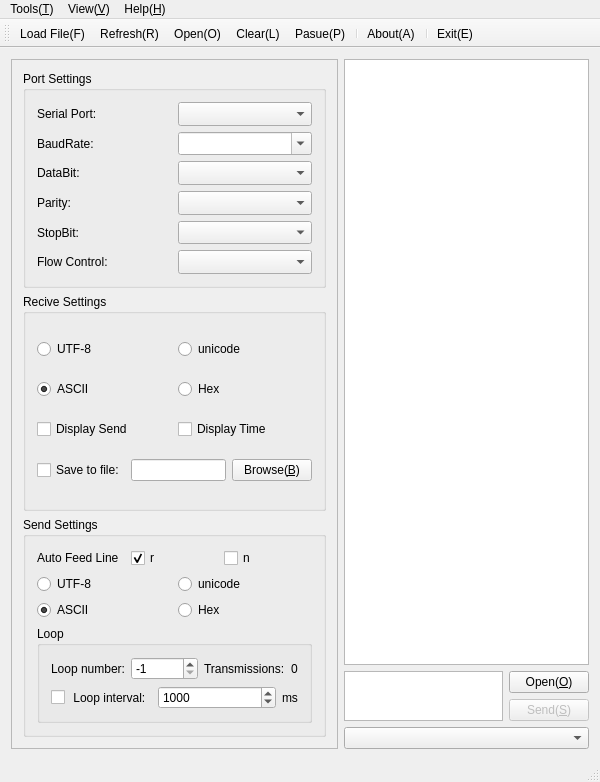
Old version of the form MainWindow.ui in the repository KangLin/SerialPortAssistant.
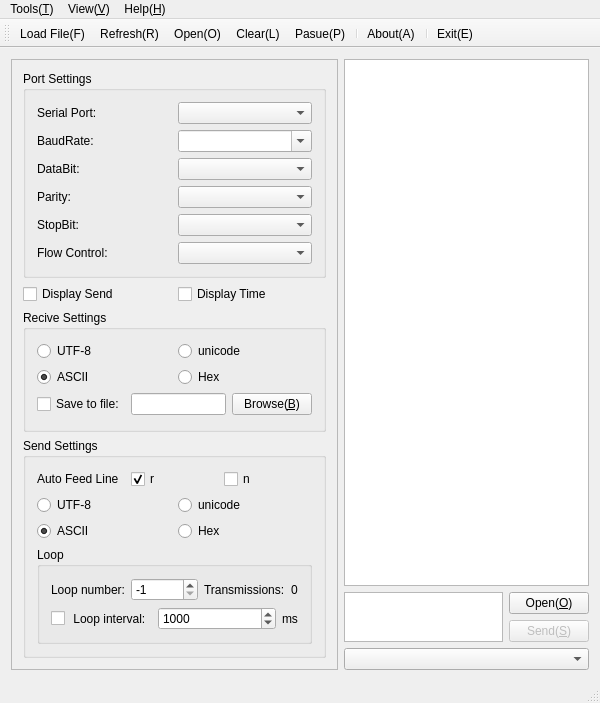
New version of the form. Icons and pictures are not drawn.

Diff of the .ui file:
```diff
--- a/MainWindow.ui
+++ b/MainWindow.ui
@@ -7,7 +7,7 @@
     <x>0</x>
     <y>0</y>
     <width>600</width>
-    <height>782</height>
+    <height>703</height>
    </rect>
   </property>
   <property name="sizePolicy">
@@ -27,6 +27,12 @@
    <layout class="QGridLayout" name="gridLayout_5">
     <item row="0" column="0">
      <widget class="QFrame" name="frmLeftBar">
+      <property name="sizePolicy">
+       <sizepolicy hsizetype="Preferred" vsizetype="Preferred">
+        <horstretch>1</horstretch>
+        <verstretch>0</verstretch>
+       </sizepolicy>
+      </property>
       <property name="frameShape">
        <enum>QFrame::StyledPanel</enum>
       </property>
@@ -179,6 +185,36 @@
         </widget>
        </item>
        <item row="1" column="0">
+        <layout class="QHBoxLayout" name="horizontalLayout_15">
+         <item>
+          <widget class="QCheckBox" name="cbDisplaySend">
+           <property name="sizePolicy">
+            <sizepolicy hsizetype="Preferred" vsizetype="Fixed">
+             <horstretch>0</horstretch>
+             <verstretch>0</verstretch>
+            </sizepolicy>
+           </property>
+           <property name="text">
+            <string>Display Send</string>
+           </property>
+          </widget>
+         </item>
+         <item>
+          <widget class="QCheckBox" name="cbDisplayTime">
+           <property name="sizePolicy">
+            <sizepolicy hsizetype="Preferred" vsizetype="Fixed">
+             <horstretch>0</horstretch>
+             <verstretch>0</verstretch>
+            </sizepolicy>
+           </property>
+           <property name="text">
+            <string>Display Time</string>
+           </property>
+          </widget>
+         </item>
+        </layout>
+       </item>
+       <item row="2" column="0">
         <widget class="QGroupBox" name="groupBox_2">
          <property name="sizePolicy">
           <sizepolicy hsizetype="Preferred" vsizetype="Preferred">
@@ -242,36 +278,6 @@
            </layout>
           </item>
           <item row="2" column="0">
-           <layout class="QHBoxLayout" name="horizontalLayout_15">
-            <item>
-             <widget class="QCheckBox" name="cbDisplaySend">
-              <property name="sizePolicy">
-               <sizepolicy hsizetype="Preferred" vsizetype="Fixed">
-                <horstretch>0</horstretch>
-                <verstretch>0</verstretch>
-               </sizepolicy>
-              </property>
-              <property name="text">
-               <string>Display Send</string>
-              </property>
-             </widget>
-            </item>
-            <item>
-             <widget class="QCheckBox" name="cbDisplayTime">
-              <property name="sizePolicy">
-               <sizepolicy hsizetype="Preferred" vsizetype="Fixed">
-                <horstretch>0</horstretch>
-                <verstretch>0</verstretch>
-               </sizepolicy>
-              </property>
-              <property name="text">
-               <string>Display Time</string>
-              </property>
-             </widget>
-            </item>
-           </layout>
-          </item>
-          <item row="3" column="0">
            <layout class="QHBoxLayout" name="horizontalLayout_16">
             <item>
              <widget class="QCheckBox" name="cbSaveToFile">
@@ -314,7 +320,7 @@
          </layout>
         </widget>
        </item>
-       <item row="2" column="0">
+       <item row="3" column="0">
         <widget class="QGroupBox" name="groupBox_3">
          <property name="title">
           <string>Send Settings</string>
@@ -549,7 +555,7 @@
        <widget class="QTextEdit" name="teRecive">
         <property name="sizePolicy">
          <sizepolicy hsizetype="Expanding" vsizetype="Expanding">
-          <horstretch>0</horstretch>
+          <horstretch>3</horstretch>
           <verstretch>0</verstretch>
          </sizepolicy>
         </property>
@@ -617,7 +623,7 @@
        <widget class="QComboBox" name="cmbRecent">
         <property name="sizePolicy">
          <sizepolicy hsizetype="Preferred" vsizetype="Preferred">
-          <horstretch>0</horstretch>
+          <horstretch>3</horstretch>
           <verstretch>0</verstretch>
          </sizepolicy>
         </property>
```
Left out of the diff: 66 changed lines with no effect on the pictures.
